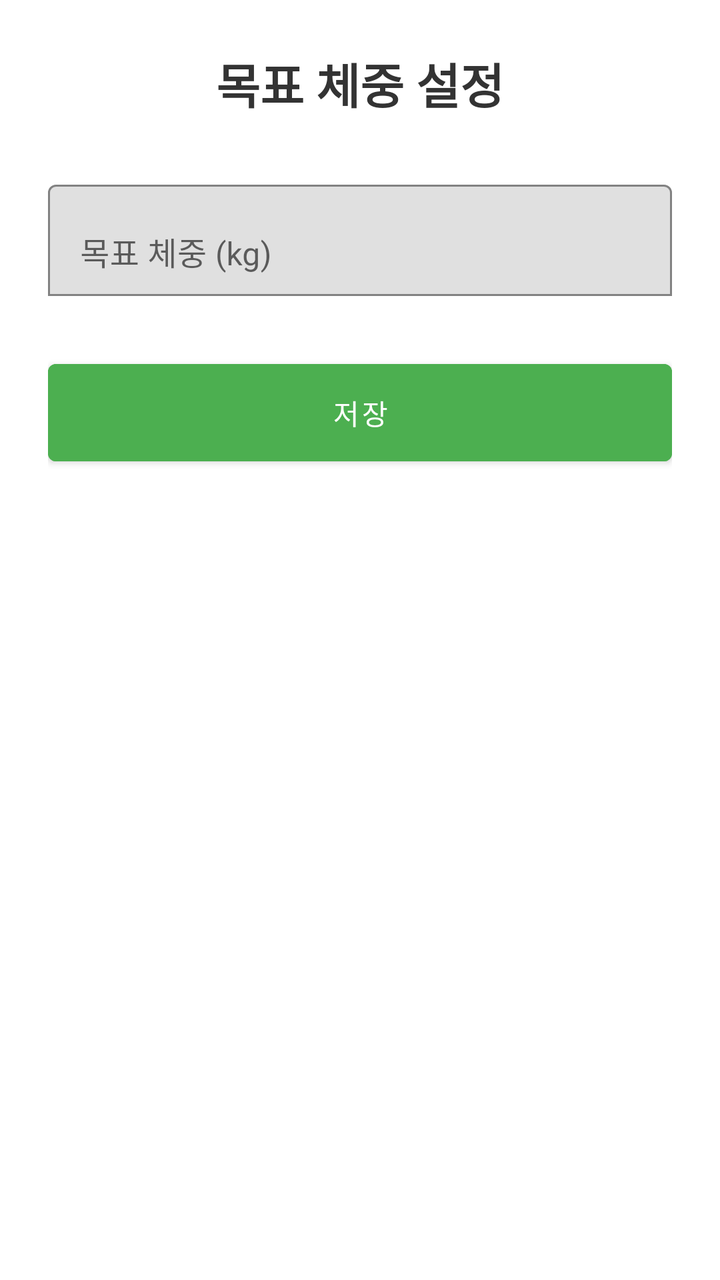
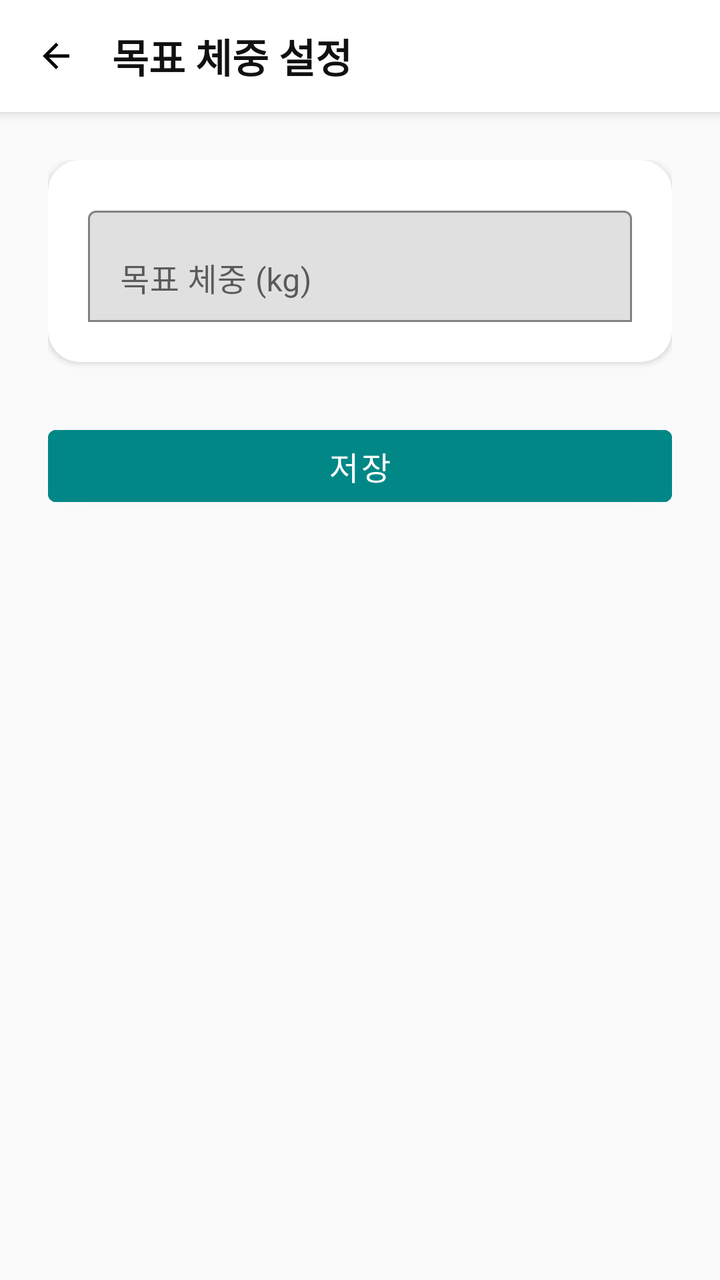

Screens rendered from an Android XML layout before and after an edit, with the pre-edit source and the edit as a unified diff.
<!-- AndroidManifest.xml: application theme Theme.GJGN -->
<!-- res/layout/activity_goal_weight.xml -->
<?xml version="1.0" encoding="utf-8"?>
<LinearLayout xmlns:android="http://schemas.android.com/apk/res/android"
    xmlns:app="http://schemas.android.com/apk/res-auto"
    android:orientation="vertical"
    android:padding="24dp"
    android:gravity="top|center_horizontal"
    android:layout_width="match_parent"
    android:layout_height="match_parent">

    <TextView
        android:text="목표 체중 설정"
        android:textSize="24sp"
        android:textStyle="bold"
        android:textColor="#333333"
        android:layout_marginBottom="28dp"
        android:layout_width="wrap_content"
        android:layout_height="wrap_content" />

    <com.google.android.material.textfield.TextInputLayout
        android:layout_width="match_parent"
        android:layout_height="wrap_content"
        android:hint="목표 체중 (kg)"
        app:boxBackgroundMode="outline"
        android:layout_marginBottom="28dp">

        <com.google.android.material.textfield.TextInputEditText
            android:id="@+id/etTargetWeight"
            android:inputType="numberDecimal"
            android:layout_width="match_parent"
            android:layout_height="wrap_content"/>
    </com.google.android.material.textfield.TextInputLayout>

    <com.google.android.material.button.MaterialButton
        android:id="@+id/btnSaveTargetWeight"
        android:layout_width="match_parent"
        android:layout_height="wrap_content"
        android:text="저장"
        android:textColor="#FFFFFF"
        android:backgroundTint="#4CAF50"
        android:padding="14dp"/>
</LinearLayout>
<!-- resources referenced by this layout -->
<resources>
  <style name="Theme.GJGN" parent="Theme.MaterialComponents.DayNight.NoActionBar">
          
          <item name="colorPrimary">@color/purple_700</item>
          <item name="colorPrimaryVariant">@color/purple_700</item>
          <item name="colorOnPrimary">@android:color/white</item>
          <item name="colorSecondary">@color/teal_700</item>
          <item name="android:windowMinWidthMajor">320dp</item>
          <item name="android:windowMinWidthMinor">320dp</item>
      </style>
  <color name="purple_700">#FF3700B3</color>
  <color name="teal_700">#FF018786</color>
</resources>

<!-- the commit's change to res/layout/activity_goal_weight.xml (unified diff, before → after) -->
@@ -2,40 +2,88 @@
 <LinearLayout xmlns:android="http://schemas.android.com/apk/res/android"
     xmlns:app="http://schemas.android.com/apk/res-auto"
     android:orientation="vertical"
-    android:padding="24dp"
-    android:gravity="top|center_horizontal"
     android:layout_width="match_parent"
-    android:layout_height="match_parent">
+    android:layout_height="match_parent"
+    android:background="#FAFAFA">
 
-    <TextView
-        android:text="목표 체중 설정"
-        android:textSize="24sp"
-        android:textStyle="bold"
-        android:textColor="#333333"
-        android:layout_marginBottom="28dp"
-        android:layout_width="wrap_content"
-        android:layout_height="wrap_content" />
+    
+    <LinearLayout
+        android:layout_width="match_parent"
+        android:layout_height="56dp"
+        android:orientation="horizontal"
+        android:gravity="center_vertical"
+        android:paddingStart="12dp"
+        android:paddingEnd="12dp"
+        android:background="@android:color/white"
+        android:elevation="4dp">
 
-    <com.google.android.material.textfield.TextInputLayout
+        <ImageView
+            android:id="@+id/btnBack"
+            android:layout_width="32dp"
+            android:layout_height="32dp"
+            android:src="@drawable/ic_arrow_back"
+            android:padding="6dp"
+            android:background="?attr/selectableItemBackgroundBorderless" />
+
+        <TextView
+            android:text="목표 체중 설정"
+            android:textSize="20sp"
+            android:textStyle="bold"
+            android:textColor="#111111"
+            android:layout_marginStart="12dp"
+            android:layout_width="wrap_content"
+            android:layout_height="wrap_content" />
+    </LinearLayout>
+
+    
+    <ScrollView
         android:layout_width="match_parent"
-        android:layout_height="wrap_content"
-        android:hint="목표 체중 (kg)"
-        app:boxBackgroundMode="outline"
-        android:layout_marginBottom="28dp">
+        android:layout_height="match_parent"
+        android:fillViewport="true">
 
-        <com.google.android.material.textfield.TextInputEditText
-            android:id="@+id/etTargetWeight"
-            android:inputType="numberDecimal"
+        <LinearLayout
+            android:orientation="vertical"
+            android:padding="24dp"
             android:layout_width="match_parent"
-            android:layout_height="wrap_content"/>
-    </com.google.android.material.textfield.TextInputLayout>
+            android:layout_height="wrap_content">
 
-    <com.google.android.material.button.MaterialButton
-        android:id="@+id/btnSaveTargetWeight"
-        android:layout_width="match_parent"
-        android:layout_height="wrap_content"
-        android:text="저장"
-        android:textColor="#FFFFFF"
-        android:backgroundTint="#4CAF50"
-        android:padding="14dp"/>
+            
+            <LinearLayout
+                android:orientation="vertical"
+                android:layout_width="match_parent"
+                android:layout_height="wrap_content"
+                android:background="@drawable/bg_card"
+                android:elevation="2dp"
+                android:padding="20dp">
+
+                <com.google.android.material.textfield.TextInputLayout
+                    android:layout_width="match_parent"
+                    android:layout_height="wrap_content"
+                    android:hint="목표 체중 (kg)"
+                    app:boxBackgroundMode="outline">
+
+                    <com.google.android.material.textfield.TextInputEditText
+                        android:id="@+id/etTargetWeight"
+                        android:inputType="numberDecimal"
+                        android:layout_width="match_parent"
+                        android:layout_height="wrap_content" />
+                </com.google.android.material.textfield.TextInputLayout>
+
+            </LinearLayout>
+
+            <com.google.android.material.button.MaterialButton
+                android:id="@+id/btnSaveTargetWeight"
+                android:layout_width="match_parent"
+                android:layout_height="48dp"
+                android:text="저장"
+                android:textColor="@android:color/white"
+                android:textSize="16sp"
+                android:backgroundTint="@color/teal_700"
+                android:cornerRadius="12dp"
+                android:layout_marginTop="28dp" />
+
+        </LinearLayout>
+
+    </ScrollView>
+
 </LinearLayout>
<!-- resource entries referenced after the edit -->
@@ -11,5 +11,21 @@
       </style>
   <color name="purple_700">#FF3700B3</color>
   <color name="teal_700">#FF018786</color>
+  <!-- drawable bg_card (drawable) -->
+  <shape xmlns:android="http://schemas.android.com/apk/res/android">
+      <solid android:color="@android:color/white"/>
+      <corners android:radius="16dp"/>
+  </shape>
+  <!-- drawable ic_arrow_back (drawable) -->
+  <vector xmlns:android="http://schemas.android.com/apk/res/android"
+      android:width="24dp"
+      android:height="24dp"
+      android:viewportWidth="24"
+      android:viewportHeight="24">
+  
+      <path
+          android:fillColor="#000000"
+          android:pathData="M20,11H7.83l5.59,-5.59L12,4l-8,8 8,8 1.41,-1.41L7.83,13H20v-2z"/>
+  </vector>
 </resources>
 
